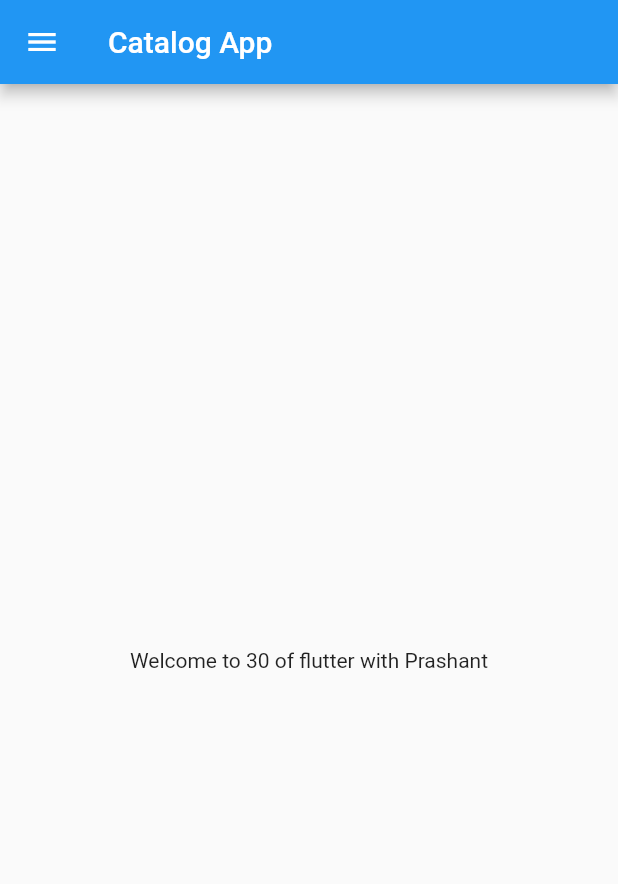
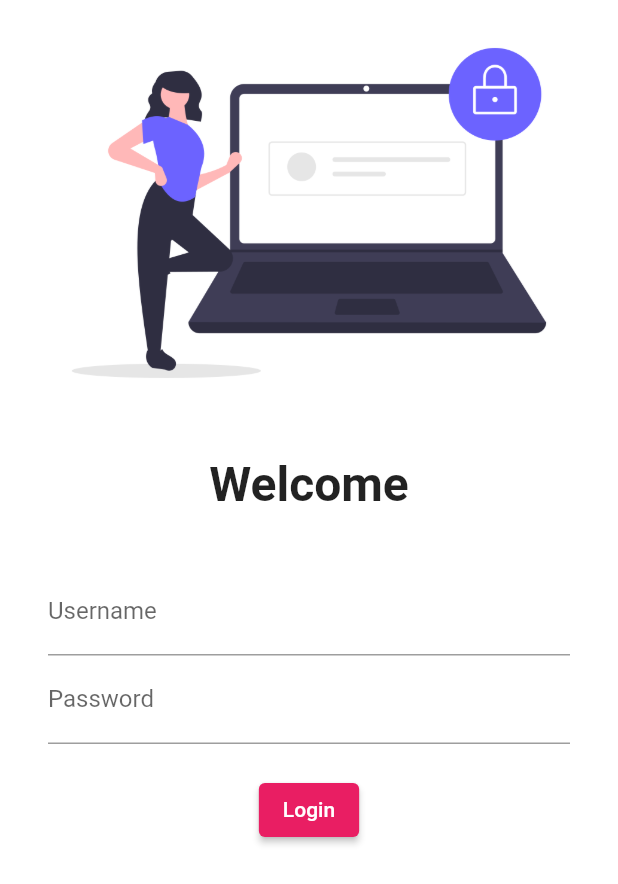
Before and after one commit to prashant-027/30DaysOfFlutter, a Flutter app: the screen it shows after launch, on a phone screen of 412 x 824 dp. Shown: the top 884 px of the screen. Run offline on Flutter 3.47's test engine with Material 2 defaults, Android fonts, the phone set to English and light mode, and no system bars.

Commit message:
day4 completed

```diff
--- a/lib/home_page.dart
+++ /dev/null
@@ -1,21 +0,0 @@
-import 'package:flutter/material.dart';
-
-class HomePage extends StatelessWidget {
-  final int days = 30;
-  final String name = "Prashant";
-
-  @override
-  Widget build(BuildContext context) {
-    return Scaffold(
-      appBar: AppBar(
-        title: Text("Catalog App"),
-      ),
-      body: Center(
-        child: Container(
-          child: Text("Welcome to $days of flutter with $name"),
-        ),
-      ),
-      drawer: Drawer(),
-    );
-  }
-}
--- a/lib/main.dart
+++ b/lib/main.dart
@@ -1,13 +1,37 @@
 import 'package:flutter/material.dart';
-import 'package:flutter_catalog/home_page.dart';
+import 'package:flutter_catalog/pages/home_page.dart';
+//import 'package:google_fonts/google_fonts.dart';
+import 'package:flutter_catalog/pages/login_page.dart';
 
 void main() {
   runApp(MyApp());
 }
 
+// ignore: use_key_in_widget_constructors
 class MyApp extends StatelessWidget {
   @override
   Widget build(BuildContext context) {
-    return MaterialApp(home: HomePage());
+    return MaterialApp(
+      themeMode: ThemeMode.light,
+      theme: ThemeData(
+        primarySwatch: Colors.pink,
+        //fontFamily: GoogleFonts.lato().fontfamily,
+      ),
+      darkTheme: ThemeData(
+        brightness: Brightness.dark,
+      ),
+      initialRoute: "/login",
+      routes: {
+        "/": (context) => LoginPage(),
+        "/home": (context) => HomePage(),
+        "/login": (context) => LoginPage(),
+      },
+    );
   }
 }
+
+class GoogleFonts {
+  static latoTextTheme() {}
+
+  static lato() {}
+}
--- /dev/null
+++ b/lib/pages/home_page.dart
@@ -0,0 +1,30 @@
+// ignore_for_file: use_key_in_widget_constructors
+
+import 'package:flutter/material.dart'
+    show
+        AppBar,
+        BuildContext,
+        Center,
+        Drawer,
+        Scaffold,
+        StatelessWidget,
+        Text,
+        Widget;
+
+class HomePage extends StatelessWidget {
+  final int days = 30;
+  final String name = "Prashant";
+
+  @override
+  Widget build(BuildContext context) {
+    return Scaffold(
+      appBar: AppBar(
+        title: const Text("Catalog App"),
+      ),
+      body: Center(
+        child: Text("Welcome to $days of flutter with $name"),
+      ),
+      drawer: const Drawer(),
+    );
+  }
+}
--- /dev/null
+++ b/lib/pages/login_page.dart
@@ -0,0 +1,65 @@
+// ignore_for_file: prefer_const_constructors
+
+import 'package:flutter/material.dart';
+
+// ignore: use_key_in_widget_constructors
+class LoginPage extends StatelessWidget {
+  @override
+  Widget build(BuildContext context) {
+    return Material(
+        color: Colors.white,
+        child: Column(
+          children: [
+            Image.asset(
+              "assets/images/login_image.png",
+              fit: BoxFit.cover,
+            ),
+            SizedBox(
+              height: 20.0,
+            ),
+            Text(
+              "Welcome",
+              style: TextStyle(
+                fontSize: 32,
+                fontWeight: FontWeight.bold,
+              ),
+            ),
+            SizedBox(
+              height: 20.0,
+            ),
+            Padding(
+              padding:
+                  const EdgeInsets.symmetric(vertical: 16.0, horizontal: 32.0),
+              child: Column(
+                children: [
+                  TextFormField(
+                    decoration: InputDecoration(
+                      hintText: "Enter Username",
+                      labelText: "Username",
+                    ),
+                  ),
+                  TextFormField(
+                    obscureText: true,
+                    decoration: InputDecoration(
+                      hintText: "Enter Password",
+                      labelText: "Password",
+                    ),
+                  ),
+                  SizedBox(
+                    height: 20.0,
+                  ),
+                  ElevatedButton(
+                    child: Text("Login"),
+                    style: TextButton.styleFrom(),
+                    onPressed: () {
+                      // ignore: avoid_print
+                      print("Hi Its Prashant");
+                    },
+                  )
+                ],
+              ),
+            )
+          ],
+        ));
+  }
+}
--- a/pubspec.yaml
+++ b/pubspec.yaml
@@ -34,6 +34,7 @@ dependencies:
   # The following adds the Cupertino Icons font to your application.
   # Use with the CupertinoIcons class for iOS style icons.
   cupertino_icons: ^1.0.2
+  google_fonts: ^1.1.2
 
 dev_dependencies:
   flutter_test:
@@ -58,8 +59,8 @@ flutter:
   uses-material-design: true
 
   # To add assets to your application, add an assets section, like this:
-  # assets:
-  #   - images/a_dot_burr.jpeg
+  assets:
+  - assets/images/
   #   - images/a_dot_ham.jpeg
 
   # An image asset can refer to one or more resolution-specific "variants", see
```
Also changed, not shown: assets/images/login_image.png (added), pubspec.lock, 1 other file.
